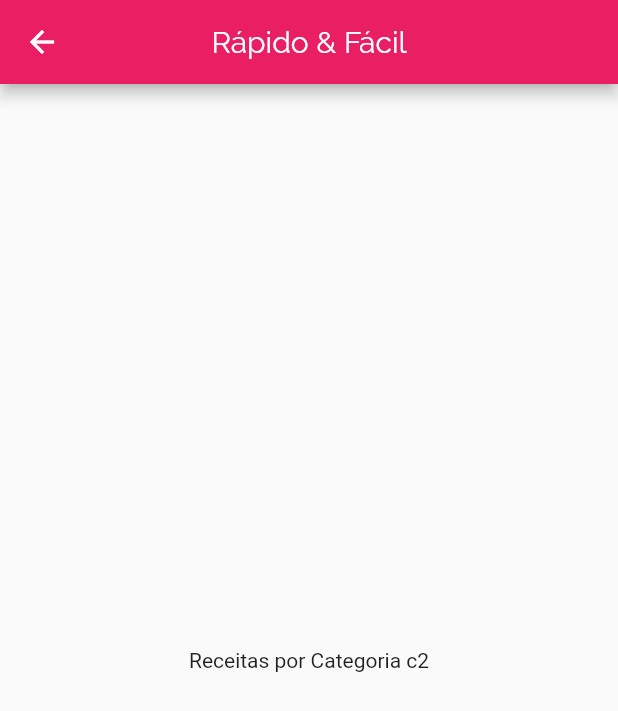
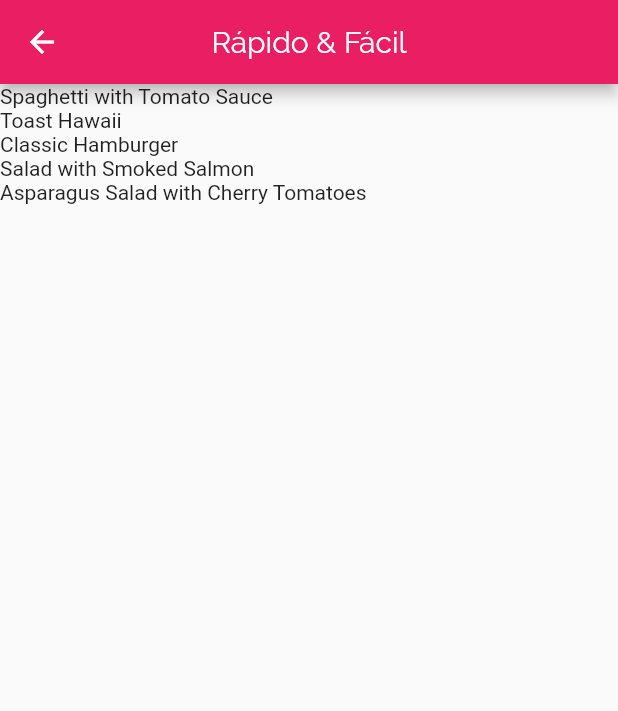
Before and after one commit to brunodeev/meals_app, a Flutter app: the screen it shows after launch, after a tap on "Rápido & Fácil", on a phone screen of 412 x 824 dp. Shown: the top 711 px of the screen. Run offline on Flutter 3.47's test engine with Material 2 defaults, Android fonts, the phone set to English and light mode, and no system bars.

Commit message:
adicionando itens nas páginas das categorias

```diff
--- a/lib/data/dummy_data.dart
+++ b/lib/data/dummy_data.dart
@@ -58,7 +58,7 @@ const DUMMY_DATA = [
   ),
 ];
 
-const dummyMeals = [
+const DUMMY_MEALS = [
   Meal(
     id: 'm1',
     categories: ['c1', 'c2'],
--- a/lib/screens/categories_meals_screen.dart
+++ b/lib/screens/categories_meals_screen.dart
@@ -1,4 +1,5 @@
 import 'package:flutter/material.dart';
+import 'package:meals/data/dummy_data.dart';
 import '../models/category.dart';
 
 class CategoriesMealsScreen extends StatelessWidget {
@@ -8,14 +9,20 @@ class CategoriesMealsScreen extends StatelessWidget {
   Widget build(BuildContext context) {
     final category = ModalRoute.of(context)!.settings.arguments as Category;
 
+    final categoryMeals = DUMMY_MEALS.where((meal) {
+      return meal.categories.contains(category.id);
+    }).toList();
+
     return Scaffold(
       appBar: AppBar(
         centerTitle: true,
         title: Text(category.title),
       ),
-      body: Center(
-        child: Text('Receitas por Categoria ${category.id}'),
-      ),
+      body: ListView.builder(
+          itemCount: categoryMeals.length,
+          itemBuilder: (context, index) {
+            return Text(categoryMeals[index].title);
+          }),
     );
   }
 }
```
Also changed, not shown: 1 other file.
